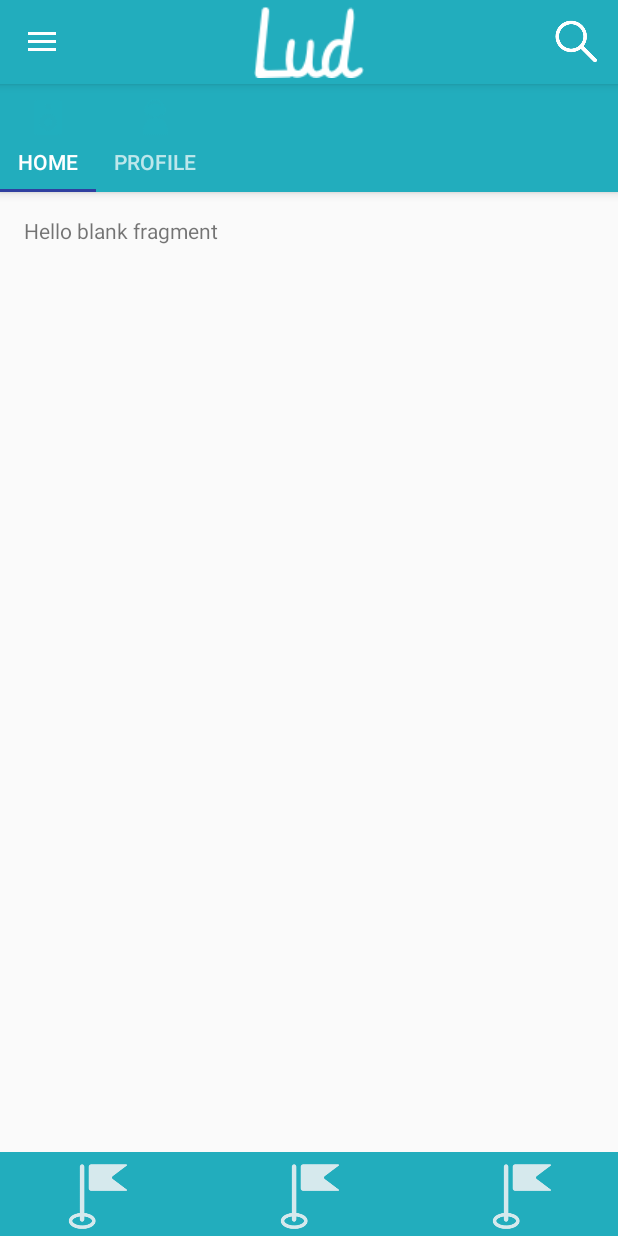
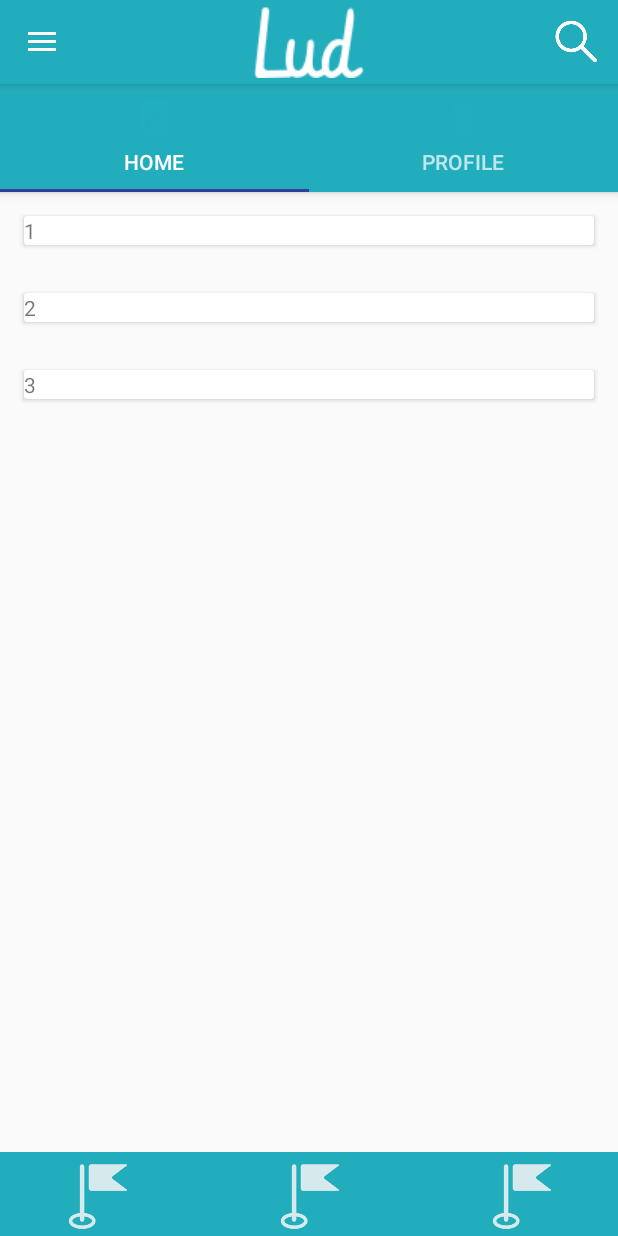
Before and after one commit to Charon77/LudAndroid, an Android app: the screen it shows after launch (MainActivity), after a tap on "Home", on a phone screen of 412 x 824 dp. Run offline under Robolectric (Android 15) with nearby library versions, the phone set to English and light mode, and no system bars; 1 other tap on this screen came first.

Commit message:
Fix Tabs, adding card holder

```diff
--- a/app/src/main/java/com/ludandroid/lud/MainActivity.java
+++ b/app/src/main/java/com/ludandroid/lud/MainActivity.java
@@ -49,6 +49,8 @@ public class MainActivity extends AppCompatActivity
         NavigationView navigationView = (NavigationView) findViewById(R.id.nav_view);
         navigationView.setNavigationItemSelectedListener(this);
 
+        fm.beginTransaction().replace(R.id.main_fragmentContainer,new HomeFragment()).addToBackStack(null).commit();
+        navigationView.getMenu().getItem(0).setChecked(true);
 
     }
 
--- a/app/src/main/java/com/ludandroid/lud/TimelineFragment.java
+++ b/app/src/main/java/com/ludandroid/lud/TimelineFragment.java
@@ -3,12 +3,15 @@ package com.ludandroid.lud;
 
 import android.os.Bundle;
 import android.support.v4.app.Fragment;
+import android.support.v7.widget.LinearLayoutManager;
+import android.support.v7.widget.RecyclerView;
 import android.view.LayoutInflater;
 import android.view.View;
 import android.view.ViewGroup;
 
 public class TimelineFragment extends Fragment {
 
+    String[] dataset = {"1","2","3"}; //TODO : Insert data here
 
     public TimelineFragment() {
         // Required empty public constructor
@@ -19,7 +22,13 @@ public class TimelineFragment extends Fragment {
     public View onCreateView(LayoutInflater inflater, ViewGroup container,
                              Bundle savedInstanceState) {
         // Inflate the layout for this fragment
-        return inflater.inflate(R.layout.fragment_timeline, container, false);
+        View v = inflater.inflate(R.layout.fragment_timeline, container, false);
+
+        RecyclerView mRecyclerView = (RecyclerView) v.findViewById(R.id.timeline_recyclerView);
+        mRecyclerView.setLayoutManager(new LinearLayoutManager(getActivity()));
+        mRecyclerView.setAdapter(new TimelineFragmentAdapter(dataset));
+
+        return v;
     }
 
 }
--- /dev/null
+++ b/app/src/main/java/com/ludandroid/lud/TimelineFragmentAdapter.java
@@ -0,0 +1,60 @@
+package com.ludandroid.lud;
+
+import android.support.v7.widget.CardView;
+import android.support.v7.widget.RecyclerView;
+import android.view.LayoutInflater;
+import android.view.View;
+import android.view.ViewGroup;
+import android.widget.TextView;
+
+/**
+ * Created by richi on 12/21/2016.
+ */
+public class TimelineFragmentAdapter extends RecyclerView.Adapter<TimelineFragmentAdapter.ViewHolder> {
+    private String[] mDataset;
+
+    // Provide a reference to the views for each data item
+    // Complex data items may need more than one view per item, and
+    // you provide access to all the views for a data item in a view holder
+    public static class ViewHolder extends RecyclerView.ViewHolder {
+        // each data item is just a string in this case
+        public TextView mTextView;
+        public ViewHolder(CardView v) {
+            super(v);
+            mTextView = (TextView) v.findViewById(R.id.timeline_card_text);
+        }
+    }
+
+    // Provide a suitable constructor (depends on the kind of dataset)
+    public TimelineFragmentAdapter(String[] myDataset) {
+        mDataset = myDataset;
+    }
+
+    // Create new views (invoked by the layout manager)
+    @Override
+    public TimelineFragmentAdapter.ViewHolder onCreateViewHolder(ViewGroup parent,
+                                                   int viewType) {
+        // create a new view
+        View v = LayoutInflater.from(parent.getContext())
+                .inflate(R.layout.card_timeline, parent, false);
+        // set the view's size, margins, paddings and layout parameters
+
+        ViewHolder vh = new ViewHolder((CardView) v);
+        return vh;
+    }
+
+    // Replace the contents of a view (invoked by the layout manager)
+    @Override
+    public void onBindViewHolder(ViewHolder holder, int position) {
+        // - get element from your dataset at this position
+        // - replace the contents of the view with that element
+        holder.mTextView.setText(mDataset[position]);
+
+    }
+
+    // Return the size of your dataset (invoked by the layout manager)
+    @Override
+    public int getItemCount() {
+        return mDataset.length;
+    }
+}
--- /dev/null
+++ b/app/src/main/res/layout/card_timeline.xml
@@ -0,0 +1,20 @@
+<?xml version="1.0" encoding="utf-8"?>
+<android.support.v7.widget.CardView
+    xmlns:android="http://schemas.android.com/apk/res/android"
+    xmlns:card_view="http://schemas.android.com/apk/res-auto"
+    android:layout_width="match_parent"
+    android:layout_height="wrap_content"
+    android:id="@+id/timeline_card"
+    android:layout_gravity="center"
+    android:layout_marginTop="@dimen/activity_vertical_margin"
+    android:layout_marginBottom="@dimen/activity_vertical_margin"
+    android:layout_marginStart="@dimen/activity_horizontal_margin"
+    android:layout_marginEnd="@dimen/activity_horizontal_margin"
+    >
+
+    <TextView
+        android:id="@+id/timeline_card_text"
+        android:layout_width="wrap_content"
+        android:layout_height="wrap_content" />
+
+</android.support.v7.widget.CardView>
--- a/app/src/main/res/layout/content_main.xml
+++ /dev/null
@@ -1,18 +0,0 @@
-<?xml version="1.0" encoding="utf-8"?>
-<android.support.v4.view.ViewPager xmlns:android="http://schemas.android.com/apk/res/android"
-    xmlns:app="http://schemas.android.com/apk/res-auto"
-    xmlns:tools="http://schemas.android.com/tools"
-    android:layout_width="match_parent"
-    android:layout_height="match_parent"
-    android:paddingBottom="@dimen/activity_vertical_margin"
-    android:paddingLeft="@dimen/activity_horizontal_margin"
-    android:paddingRight="@dimen/activity_horizontal_margin"
-    android:paddingTop="@dimen/activity_vertical_margin"
-    app:layout_behavior="@string/appbar_scrolling_view_behavior"
-    tools:context="com.ludandroid.lud.MainActivity"
-    tools:showIn="@layout/app_bar_main"
-    android:id="@+id/main_viewPager">
-
-
-
-</android.support.v4.view.ViewPager>
--- a/app/src/main/res/layout/fragment_home.xml
+++ b/app/src/main/res/layout/fragment_home.xml
@@ -3,6 +3,7 @@
     xmlns:tools="http://schemas.android.com/tools"
     android:layout_width="match_parent"
     android:layout_height="match_parent"
+    app:theme="@style/AppTheme.NoActionBar"
     >
 
     <android.support.design.widget.AppBarLayout
@@ -13,18 +14,15 @@
 
         <android.support.design.widget.TabLayout
             android:id="@+id/toolbar_tabs"
-            android:layout_width="wrap_content"
-            android:layout_height="match_parent"/>
+            android:layout_width="match_parent"
+            android:layout_height="match_parent"
+            app:tabMode="fixed"/>
 
     </android.support.design.widget.AppBarLayout>
 
     <android.support.v4.view.ViewPager
         android:layout_width="match_parent"
         android:layout_height="match_parent"
-        android:paddingBottom="@dimen/activity_vertical_margin"
-        android:paddingLeft="@dimen/activity_horizontal_margin"
-        android:paddingRight="@dimen/activity_horizontal_margin"
-        android:paddingTop="@dimen/activity_vertical_margin"
         app:layout_behavior="@string/appbar_scrolling_view_behavior"
         android:id="@+id/home_viewPager">
 
--- a/app/src/main/res/layout/fragment_timeline.xml
+++ b/app/src/main/res/layout/fragment_timeline.xml
@@ -1,13 +1,6 @@
-<FrameLayout xmlns:android="http://schemas.android.com/apk/res/android"
+<android.support.v7.widget.RecyclerView xmlns:android="http://schemas.android.com/apk/res/android"
     xmlns:tools="http://schemas.android.com/tools"
     android:layout_width="match_parent"
     android:layout_height="match_parent"
-    tools:context="com.ludandroid.lud.TimelineFragment">
-
-    <!-- TODO: Update blank fragment layout -->
-    <TextView
-        android:layout_width="match_parent"
-        android:layout_height="match_parent"
-        android:text="@string/hello_blank_fragment" />
-
-</FrameLayout>
+    tools:context="com.ludandroid.lud.TimelineFragment"
+    android:id="@+id/timeline_recyclerView"/>
--- a/app/src/main/res/values/styles.xml
+++ b/app/src/main/res/values/styles.xml
@@ -16,7 +16,9 @@
         <item name="windowNoTitle">true</item>
     </style>
 
-    <style name="AppTheme.AppBarOverlay" parent="ThemeOverlay.AppCompat.Dark.ActionBar" />
+    <style name="AppTheme.AppBarOverlay" parent="ThemeOverlay.AppCompat.Dark.ActionBar" >
+        <item name="android:windowContentOverlay">@null</item>
+    </style>
 
     <style name="AppTheme.PopupOverlay" parent="ThemeOverlay.AppCompat.Light" />
 
```
